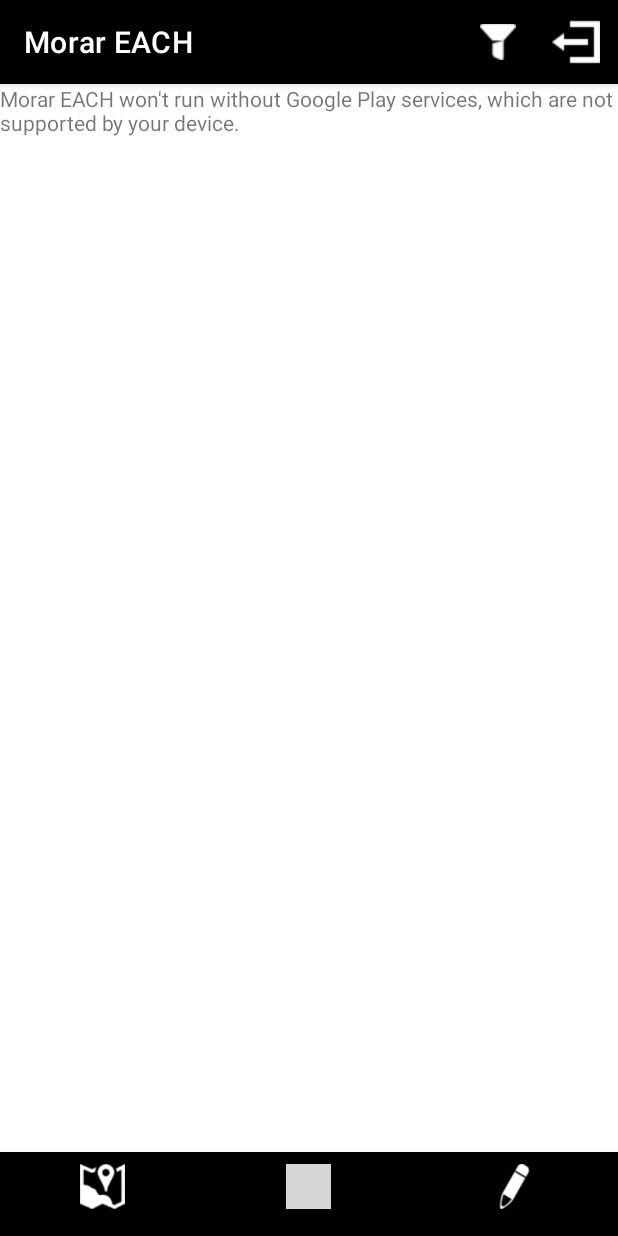
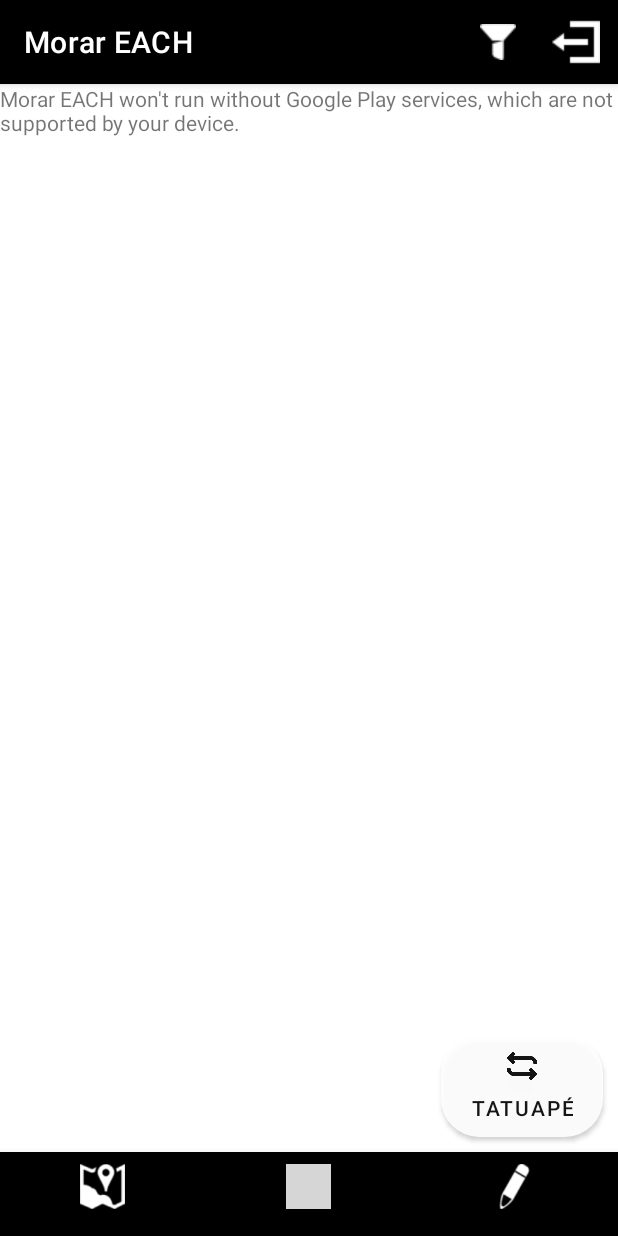
Before and after one commit to camilabezerril/MorarEACH_app, an Android app: the screen it shows after launch (MapaActivity), after a tap on "Login Anônimo", on a phone screen of 412 x 824 dp. Run offline under Robolectric (Android 15) with nearby library versions, the phone set to English and light mode, and no system bars; our stand-ins replace Firebase (no records; nobody signed in at launch, a user with empty details on screens opened directly); 2 statements that could not run were skipped; grey boxes are pictures that could not be loaded.

Commit message:
trocar zoom funcionalidade maps

```diff
--- a/app/src/main/java/androidpro/com/morareach/MapaActivity.kt
+++ b/app/src/main/java/androidpro/com/morareach/MapaActivity.kt
@@ -113,6 +113,10 @@
 
         p0?.animateCamera(CameraUpdateFactory.newLatLngZoom(LatLng(-23.485744, -46.499057), 14f))
 
+        trocar_zoom_mapa.setOnClickListener {
+            trocarZoom(p0)
+        }
+
         val ref = FirebaseDatabase.getInstance().getReference("/moradias/")
 
         ref.addListenerForSingleValueEvent(object: ValueEventListener {
@@ -148,4 +152,14 @@
             }
         })
     }
+
+    private fun trocarZoom(p0: GoogleMap?){
+        if (trocar_zoom_mapa.text == "Tatuapé"){
+            trocar_zoom_mapa.text = "Campus"
+            p0?.animateCamera(CameraUpdateFactory.newLatLngZoom(LatLng(-23.535048205065, -46.57617571598909), 14f))
+        }else {
+            trocar_zoom_mapa.text = "Tatuapé"
+            p0?.animateCamera(CameraUpdateFactory.newLatLngZoom(LatLng(-23.485744, -46.499057), 14f))
+        }
+    }
 }
--- /dev/null
+++ b/app/src/main/res/drawable/icon_swap_resize.xml
@@ -0,0 +1,10 @@
+<?xml version="1.0" encoding="utf-8"?>
+<layer-list xmlns:android="http://schemas.android.com/apk/res/android" >
+
+    <item
+        android:drawable="@drawable/icon_swap"
+        android:width="20dp"
+        android:height="20dp"
+        />
+
+</layer-list >
--- a/app/src/main/res/layout/activity_mapa.xml
+++ b/app/src/main/res/layout/activity_mapa.xml
@@ -17,6 +17,22 @@
         app:layout_constraintEnd_toEndOf="parent">
     </fragment>
 
+    <Button
+        android:id="@+id/trocar_zoom_mapa"
+        android:layout_width="wrap_content"
+        android:layout_height="wrap_content"
+        android:alpha="0.9"
+        android:background="@drawable/rounded_et"
+        android:drawableTop="@drawable/icon_swap_resize"
+        android:paddingLeft="20dp"
+        android:paddingRight="20dp"
+        android:text="Tatuapé"
+        android:textColor="@color/black"
+        app:layout_constraintBottom_toBottomOf="@+id/mapa_fragment"
+        app:layout_constraintEnd_toEndOf="parent"
+        android:layout_marginBottom="10dp"
+        android:layout_marginRight="10dp"/>
+
     <com.google.android.material.bottomnavigation.BottomNavigationView
         android:id="@+id/bottom_nav_view"
         android:layout_width="0dp"
```
Also changed, not shown: app/src/main/res/drawable/icon_swap.png (added).
